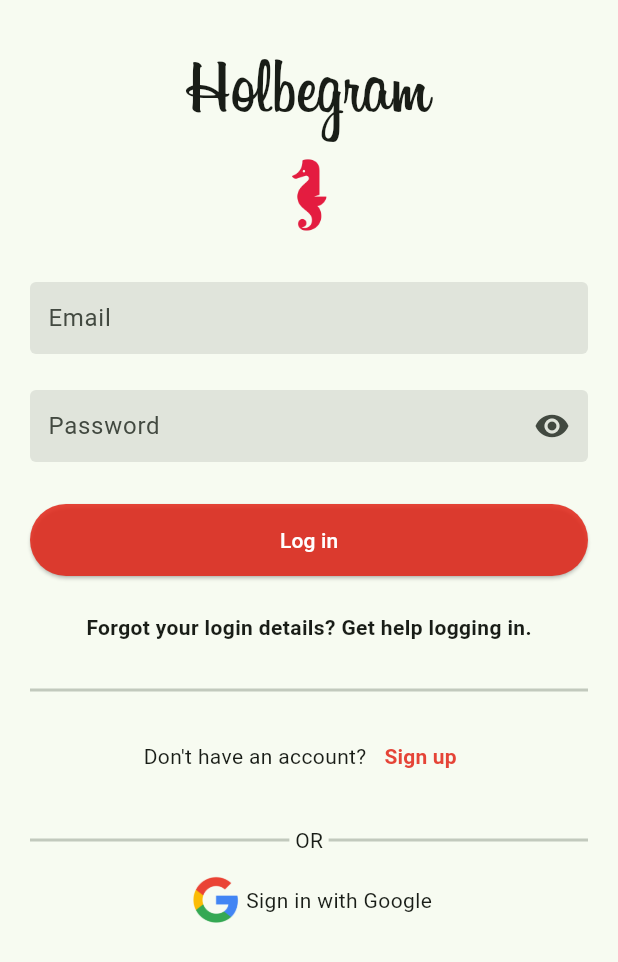
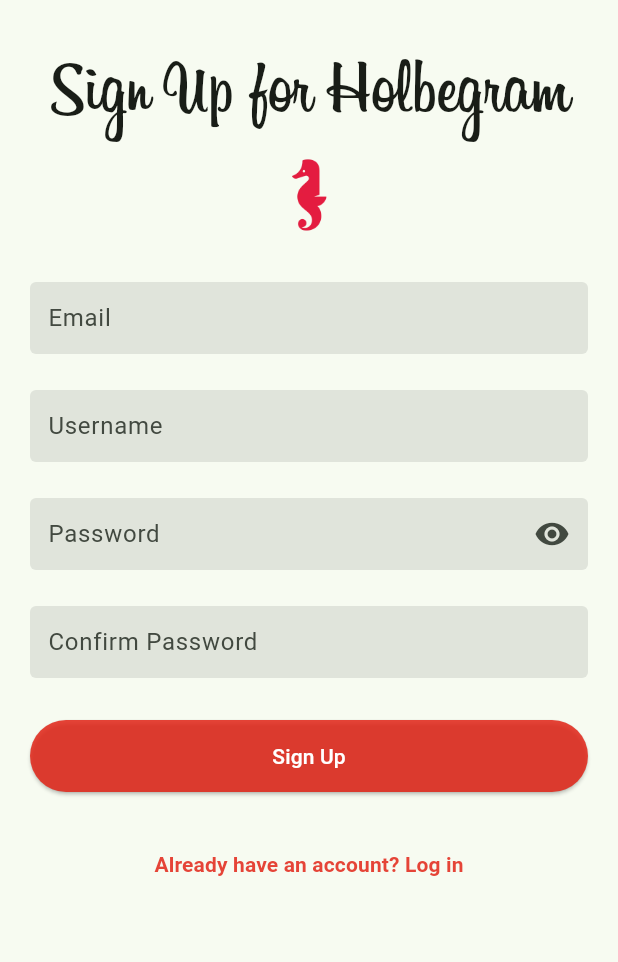
Before and after one commit to FosterClark48/atlas-holbegram, a Flutter app: the screen it shows after launch, after a tap on "Sign up", on a phone screen of 412 x 824 dp. Shown: the top 962 px of the screen. Run offline on Flutter 3.47's test engine with Material 3 defaults, Android fonts, the phone set to English and light mode, and no system bars; our stand-ins replace firebase_core; accounts and stored records are empty.

Commit message:
Added sign up screen and navigation between both login and sign up screens

```diff
--- a/holbegram/lib/screens/login_screen.dart
+++ b/holbegram/lib/screens/login_screen.dart
@@ -1,5 +1,6 @@
 import 'package:flutter/material.dart';
 import 'package:holbegram/widgets/text_field.dart';
+import 'signup_screen.dart';
 
 class LoginScreen extends StatefulWidget {
   const LoginScreen({super.key});
@@ -105,7 +106,10 @@ class _LoginScreenState extends State<LoginScreen> {
                         const Text("Don't have an account?"),
                         TextButton(
                           onPressed: () {
-                            // Navigation to Sign Up Screen
+                            Navigator.push(
+                              context,
+                              MaterialPageRoute(builder: (context) => const SignUpScreen()),
+                            );
                           },
                           child: const Text('Sign up',
                               style: TextStyle(
--- a/holbegram/lib/screens/signup_screen.dart
+++ b/holbegram/lib/screens/signup_screen.dart
@@ -0,0 +1,129 @@
+import 'package:flutter/material.dart';
+import 'package:holbegram/widgets/text_field.dart';
+import 'login_screen.dart';
+
+class SignUpScreen extends StatefulWidget {
+  const SignUpScreen({super.key});
+
+  @override
+  State<SignUpScreen> createState() => _SignUpScreenState();
+}
+
+class _SignUpScreenState extends State<SignUpScreen> {
+  final TextEditingController emailController = TextEditingController();
+  final TextEditingController usernameController = TextEditingController();
+  final TextEditingController passwordController = TextEditingController();
+  final TextEditingController passwordConfirmController = TextEditingController();
+  bool _passwordVisible = true;
+
+  @override
+  void initState() {
+    super.initState();
+    _passwordVisible = true;
+  }
+
+  @override
+  void dispose() {
+    emailController.dispose();
+    usernameController.dispose();
+    passwordController.dispose();
+    passwordConfirmController.dispose();
+    super.dispose();
+  }
+
+@override
+  Widget build(BuildContext context) {
+    return Scaffold(
+      body: SingleChildScrollView(
+        child: Column(
+          mainAxisAlignment: MainAxisAlignment.center,
+          crossAxisAlignment: CrossAxisAlignment.center,
+          children: <Widget>[
+            const SizedBox(height: 28),
+            const Text(
+              'Sign Up for Holbegram',
+              style: TextStyle(
+                fontFamily: 'Billabong',
+                fontSize: 50,
+              ),
+            ),
+            SizedBox(height: 60, width: 80, child: Image.asset('assets/images/logo.webp')),
+            Padding(
+              padding: const EdgeInsets.symmetric(horizontal: 20),
+              child: Column(
+                children: <Widget>[
+                  const SizedBox(height: 28),
+                  TextFieldInput(
+                    controller: emailController,
+                    isPassword: false,
+                    hintText: 'Email',
+                    keyboardType: TextInputType.emailAddress,
+                  ),
+                  const SizedBox(height: 24),
+                  TextFieldInput(
+                    controller: usernameController,
+                    isPassword: false,
+                    hintText: 'Username',
+                    keyboardType: TextInputType.text,
+                  ),
+                  const SizedBox(height: 24),
+                  TextFieldInput(
+                    controller: passwordController,
+                    isPassword: !_passwordVisible,
+                    hintText: 'Password',
+                    keyboardType: TextInputType.visiblePassword,
+                    suffixIcon: IconButton(
+                      icon: Icon(_passwordVisible ? Icons.visibility : Icons.visibility_off),
+                      onPressed: () {
+                        setState(() {
+                          _passwordVisible = !_passwordVisible;
+                        });
+                      },
+                    ),
+                  ),
+                  const SizedBox(height: 24),
+                  TextFieldInput(
+                    controller: passwordConfirmController,
+                    isPassword: !_passwordVisible,
+                    hintText: 'Confirm Password',
+                    keyboardType: TextInputType.visiblePassword,
+                  ),
+                  const SizedBox(height: 28),
+                  SizedBox(
+                    height: 48,
+                    width: double.infinity,
+                    child: ElevatedButton(
+                      style: ButtonStyle(
+                        backgroundColor: MaterialStateProperty.all(const Color.fromARGB(218, 226, 37, 24)),
+                      ),
+                      onPressed: () {
+                        // Sign Up functionality
+                      },
+                      child: const Text(
+                        'Sign Up',
+                        style: TextStyle(color: Colors.white),
+                      ),
+                    ),
+                  ),
+                  const SizedBox(height: 24),
+                  TextButton(
+                    onPressed: () {
+                      Navigator.pushReplacement(
+                        context,
+                        MaterialPageRoute(builder: (context) => const LoginScreen()),
+                      );
+                    },
+                    child: const Text('Already have an account? Log in',
+                        style: TextStyle(
+                            fontWeight: FontWeight.bold,
+                            color: Color.fromARGB(218, 226, 37, 24))),
+                  ),
+                ],
+              ),
+            ),
+          ],
+        ),
+      ),
+    );
+  }
+}
```
